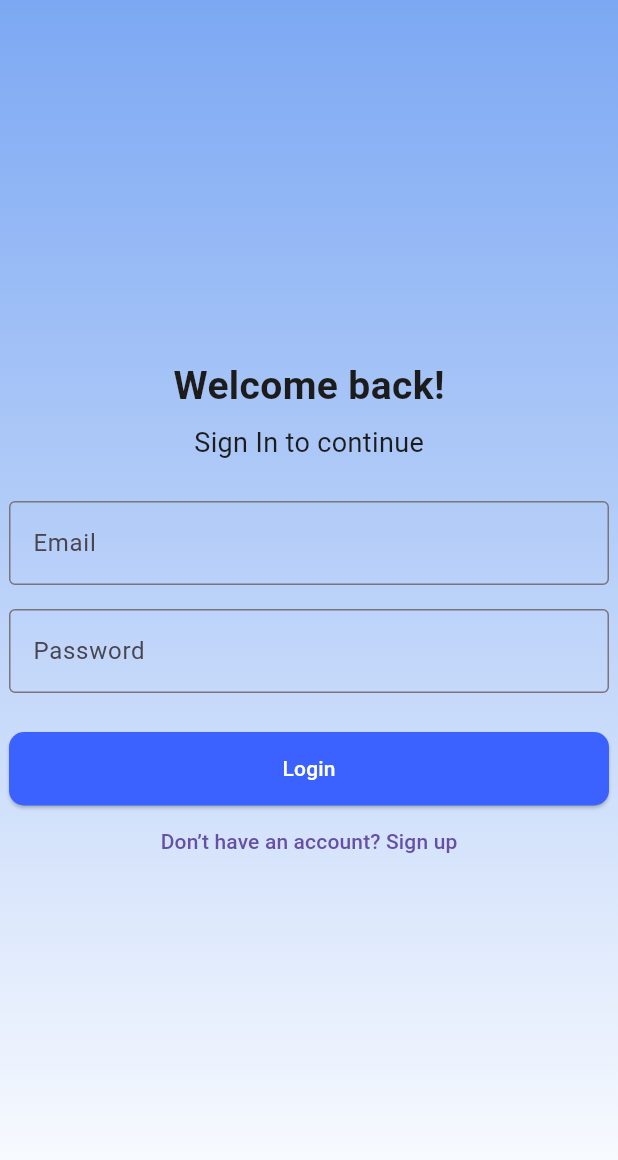
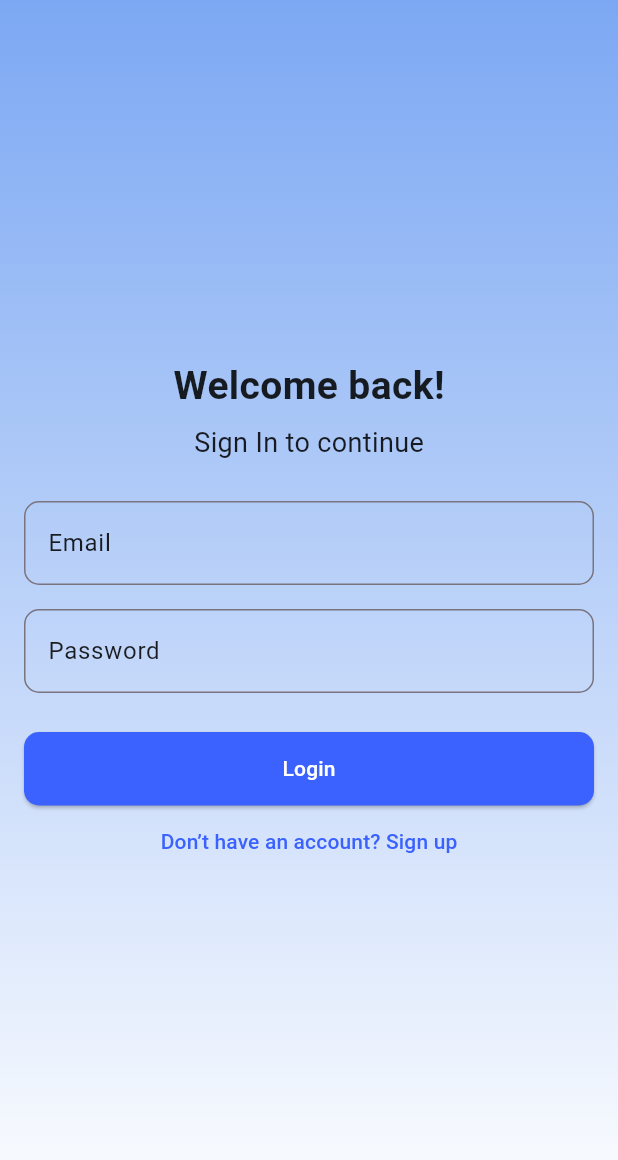
Before and after one commit to Wakhi-Ken/We_The_Artists, a Flutter app: the screen it shows after launch, after a tap on "Register", after a tap on "Already have an account? Login", on a phone screen of 412 x 824 dp. Shown: the top 1160 px of the screen. Run offline on Flutter 3.47's test engine with Material 3 defaults, Android fonts, the phone set to English and light mode, and no system bars; our stand-ins replace cloud_firestore, equatable, firebase_auth, firebase_core, firebase_storage, flutter_bloc and 6 more; accounts and stored records are empty; network calls fail; Roboto replaces fonts that are missing (Poppins).

Commit message:
fixed login

```diff
--- a/we_the_artists/lib/screens/auth/log_in_screen.dart
+++ b/we_the_artists/lib/screens/auth/log_in_screen.dart
@@ -21,23 +21,44 @@ class _LoginScreenState extends ConsumerState<LoginScreen> {
   Widget build(BuildContext context) {
     final authService = ref.read(authServiceProvider);
 
-    return Scaffold(
-      // appBar: AppBar(title: const Text('Login')),
+    // Custom theme for this screen
+    final customTheme = ThemeData(
+      brightness: Brightness.light,
+      primaryColor: const Color(0xFF3B62FF),
+      inputDecorationTheme: InputDecorationTheme(
+        border: OutlineInputBorder(borderRadius: BorderRadius.circular(10)),
+        labelStyle: const TextStyle(color: Colors.black87),
+      ),
+      elevatedButtonTheme: ElevatedButtonThemeData(
+        style: ElevatedButton.styleFrom(
+          backgroundColor: const Color(0xFF3B62FF),
+          foregroundColor: Colors.white,
+          shape: RoundedRectangleBorder(
+            borderRadius: BorderRadius.circular(10),
+          ),
+        ),
+      ),
+      textButtonTheme: TextButtonThemeData(
+        style: TextButton.styleFrom(foregroundColor: const Color(0xFF3B62FF)),
+      ),
+    );
+
+    return Theme(
+      data: customTheme, // Apply custom theme
+      child: Scaffold(
         body: Container(
-        decoration: BoxDecoration(
+          decoration: const BoxDecoration(
             gradient: LinearGradient(
-            colors: [const Color.fromARGB(255, 124, 168, 243),
-            Colors.white],
+              colors: [Color.fromARGB(255, 124, 168, 243), Colors.white],
               begin: Alignment.topCenter,
-            end: Alignment.bottomCenter
+              end: Alignment.bottomCenter,
             ),
           ),
           child: Center(
-          child: Padding(
-            padding: const EdgeInsets.all(6),
+            child: SingleChildScrollView(
+              padding: const EdgeInsets.all(16),
               child: Column(
                 mainAxisAlignment: MainAxisAlignment.center,
-              crossAxisAlignment: CrossAxisAlignment.center,
                 children: [
                   Text(
                     'Welcome back!',
@@ -45,35 +66,29 @@ class _LoginScreenState extends ConsumerState<LoginScreen> {
                       fontFamily: 'Poppins',
                       fontWeight: FontWeight.bold,
                       fontSize: 26,
-                    color: Color(0xFF1C1C1C),
+                      color: Colors.black87,
                     ),
                   ),
-                SizedBox(height: 6),
+                  const SizedBox(height: 6),
                   Text(
                     'Sign In to continue',
                     style: TextStyle(
                       fontFamily: 'Poppins',
                       fontWeight: FontWeight.normal,
                       fontSize: 18,
-                    color: Color(0xFF1C1C1C),
+                      color: Colors.black87,
                     ),
                   ),
-                SizedBox(height: 26),
+                  const SizedBox(height: 26),
                   TextField(
                     controller: emailCtrl,
-                  decoration: const InputDecoration(
-                    labelText: 'Email',
-                    border: OutlineInputBorder(),
+                    decoration: const InputDecoration(labelText: 'Email'),
                   ),
-                ),
-                SizedBox(height: 16),
+                  const SizedBox(height: 16),
                   TextField(
                     controller: passwordCtrl,
                     obscureText: true,
-                  decoration: const InputDecoration(
-                    labelText: 'Password',
-                    border: OutlineInputBorder(),
-                  ),
+                    decoration: const InputDecoration(labelText: 'Password'),
                   ),
                   const SizedBox(height: 26),
                   if (error != null)
@@ -94,12 +109,12 @@ class _LoginScreenState extends ConsumerState<LoginScreen> {
                                 );
 
                                 if (user != null) {
-                                final userDoc = await FirebaseFirestore.instance
+                                  final userDoc = await FirebaseFirestore
+                                      .instance
                                       .collection('Users')
                                       .doc(user.uid)
                                       .get();
 
-                                // Create Firestore profile if missing
                                   if (!userDoc.exists) {
                                     await FirebaseFirestore.instance
                                         .collection('Users')
@@ -128,18 +143,9 @@ class _LoginScreenState extends ConsumerState<LoginScreen> {
                                 setState(() => loading = false);
                               }
                             },
-                    style: ElevatedButton.styleFrom(
-                      backgroundColor: Color(0xFF3B62FF),
-                      shape: RoundedRectangleBorder(
-                        borderRadius: BorderRadius.circular(10),
-                      ),
-                    ),
                       child: loading
-                        ? const CircularProgressIndicator()
-                        : const Text(
-                            'Login',
-                            style: TextStyle(color: Colors.white),
-                          ),
+                          ? const CircularProgressIndicator(color: Colors.white)
+                          : const Text('Login'),
                     ),
                   ),
                   TextButton(
@@ -153,6 +159,7 @@ class _LoginScreenState extends ConsumerState<LoginScreen> {
             ),
           ),
         ),
+      ),
     );
   }
 }
--- a/we_the_artists/lib/screens/auth/sign_up_screen.dart
+++ b/we_the_artists/lib/screens/auth/sign_up_screen.dart
@@ -23,77 +23,90 @@ class _SignUpScreenState extends ConsumerState<SignUpScreen> {
   Widget build(BuildContext context) {
     final authService = ref.read(authServiceProvider);
 
-    return Scaffold(
-      // appBar: AppBar(title: const Text('Register')),
+    // Local theme for this screen
+    final customTheme = ThemeData(
+      brightness: Brightness.light,
+      primaryColor: const Color(0xFF3B62FF),
+      inputDecorationTheme: InputDecorationTheme(
+        border: OutlineInputBorder(borderRadius: BorderRadius.circular(10)),
+        labelStyle: const TextStyle(color: Colors.black87),
+      ),
+      elevatedButtonTheme: ElevatedButtonThemeData(
+        style: ElevatedButton.styleFrom(
+          backgroundColor: const Color(0xFF3B62FF),
+          foregroundColor: Colors.white,
+          shape: RoundedRectangleBorder(
+            borderRadius: BorderRadius.circular(10),
+          ),
+        ),
+      ),
+      textButtonTheme: TextButtonThemeData(
+        style: TextButton.styleFrom(foregroundColor: const Color(0xFF3B62FF)),
+      ),
+    );
+
+    return Theme(
+      data: customTheme,
+      child: Scaffold(
         body: Container(
-        decoration: BoxDecoration(
+          decoration: const BoxDecoration(
             gradient: LinearGradient(
-            colors: [const Color.fromARGB(255, 124, 168, 243), Colors.white],
+              colors: [Color.fromARGB(255, 124, 168, 243), Colors.white],
               begin: Alignment.topCenter,
-            end: Alignment.bottomCenter
+              end: Alignment.bottomCenter,
             ),
           ),
           child: Center(
-          child: Padding(
+            child: SingleChildScrollView(
               padding: const EdgeInsets.all(16),
               child: Column(
                 mainAxisAlignment: MainAxisAlignment.center,
-              crossAxisAlignment: CrossAxisAlignment.center,
                 children: [
                   Text(
                     'Welcome to We The Artists',
-                  style: TextStyle(
+                    style: const TextStyle(
                       fontFamily: 'Poppins',
                       fontWeight: FontWeight.bold,
                       fontSize: 26,
                       color: Color(0xFF1C1C1C),
                     ),
                   ),
-                SizedBox(height: 6),
+                  const SizedBox(height: 6),
+                  // Mini caption / subtitle
                   Text(
-                  'Let\'s setup your account',
-                  style: TextStyle(
+                    'Step into a world where creativity meets community',
+                    textAlign: TextAlign.center,
+                    style: const TextStyle(
                       fontFamily: 'Poppins',
                       fontWeight: FontWeight.normal,
-                    fontSize: 18,
+                      fontSize: 16,
                       color: Color(0xFF1C1C1C),
                     ),
                   ),
-                SizedBox(height: 26),
+                  const SizedBox(height: 26),
                   TextField(
                     controller: nameCtrl,
-                  decoration: const InputDecoration(
-                    labelText: 'Full Name',
-                    border: OutlineInputBorder(),
+                    decoration: const InputDecoration(labelText: 'Full Name'),
                   ),
-                ),
-                SizedBox(height: 26),
+                  const SizedBox(height: 16),
                   TextField(
                     controller: emailCtrl,
-                  decoration: const InputDecoration(
-                    labelText: 'Email',
-                    border: OutlineInputBorder(),
+                    decoration: const InputDecoration(labelText: 'Email'),
                   ),
-                ),
-                SizedBox(height: 26),
+                  const SizedBox(height: 16),
                   TextField(
                     controller: passwordCtrl,
                     obscureText: true,
-                  decoration: const InputDecoration(
-                    labelText: 'Password',
-                    border: OutlineInputBorder(),
+                    decoration: const InputDecoration(labelText: 'Password'),
                   ),
-                ),
-                SizedBox(height: 26),
+                  const SizedBox(height: 16),
                   TextField(
                     controller: confirmPasswordCtrl,
                     obscureText: true,
                     decoration: const InputDecoration(
                       labelText: 'Confirm Password',
-                    border: OutlineInputBorder(),
                     ),
                   ),
-                SizedBox(height: 26),
                   const SizedBox(height: 20),
                   if (message != null)
                     Text(
@@ -104,6 +117,7 @@ class _SignUpScreenState extends ConsumerState<SignUpScreen> {
                             : Colors.red,
                       ),
                     ),
+                  const SizedBox(height: 12),
                   SizedBox(
                     width: double.infinity,
                     height: 49,
@@ -111,7 +125,8 @@ class _SignUpScreenState extends ConsumerState<SignUpScreen> {
                       onPressed: loading
                           ? null
                           : () async {
-                            if (passwordCtrl.text != confirmPasswordCtrl.text) {
+                              if (passwordCtrl.text !=
+                                  confirmPasswordCtrl.text) {
                                 setState(
                                   () => message = 'Passwords do not match',
                                 );
@@ -120,7 +135,6 @@ class _SignUpScreenState extends ConsumerState<SignUpScreen> {
 
                               setState(() => loading = true);
                               try {
-                              // Sign up user
                                 User? user = await authService.signUp(
                                   emailCtrl.text.trim(),
                                   passwordCtrl.text.trim(),
@@ -128,7 +142,6 @@ class _SignUpScreenState extends ConsumerState<SignUpScreen> {
                                 );
 
                                 if (user != null) {
-                                // Create Firestore profile (optional fields)
                                   await FirebaseFirestore.instance
                                       .collection('Users')
                                       .doc(user.uid)
@@ -138,12 +151,13 @@ class _SignUpScreenState extends ConsumerState<SignUpScreen> {
                                         'location': '',
                                         'bio': '',
                                         'avatarUrl': '',
-                                      'createdAt': FieldValue.serverTimestamp(),
+                                        'createdAt':
+                                            FieldValue.serverTimestamp(),
                                       });
 
                                   setState(
                                     () => message =
-                                      'Account created! Verification email sent. Please check your inbox.',
+                                        'Account created! Verification email sent.',
                                   );
                                 }
                               } on FirebaseAuthException catch (e) {
@@ -152,18 +166,9 @@ class _SignUpScreenState extends ConsumerState<SignUpScreen> {
                                 setState(() => loading = false);
                               }
                             },
-                    style: ElevatedButton.styleFrom(
-                      backgroundColor: Color(0xFF3B62FF),
-                      shape: RoundedRectangleBorder(
-                        borderRadius: BorderRadius.circular(10),
-                      ),
-                    ),
                       child: loading
-                        ? const CircularProgressIndicator()
-                        : const Text(
-                            'Register',
-                            style: TextStyle(color: Colors.white),
-                          ),
+                          ? const CircularProgressIndicator(color: Colors.white)
+                          : const Text('Register'),
                     ),
                   ),
                   const SizedBox(height: 16),
@@ -178,6 +183,7 @@ class _SignUpScreenState extends ConsumerState<SignUpScreen> {
             ),
           ),
         ),
+      ),
     );
   }
 }
```
Lines whose indentation alone changed are shown as unchanged.
